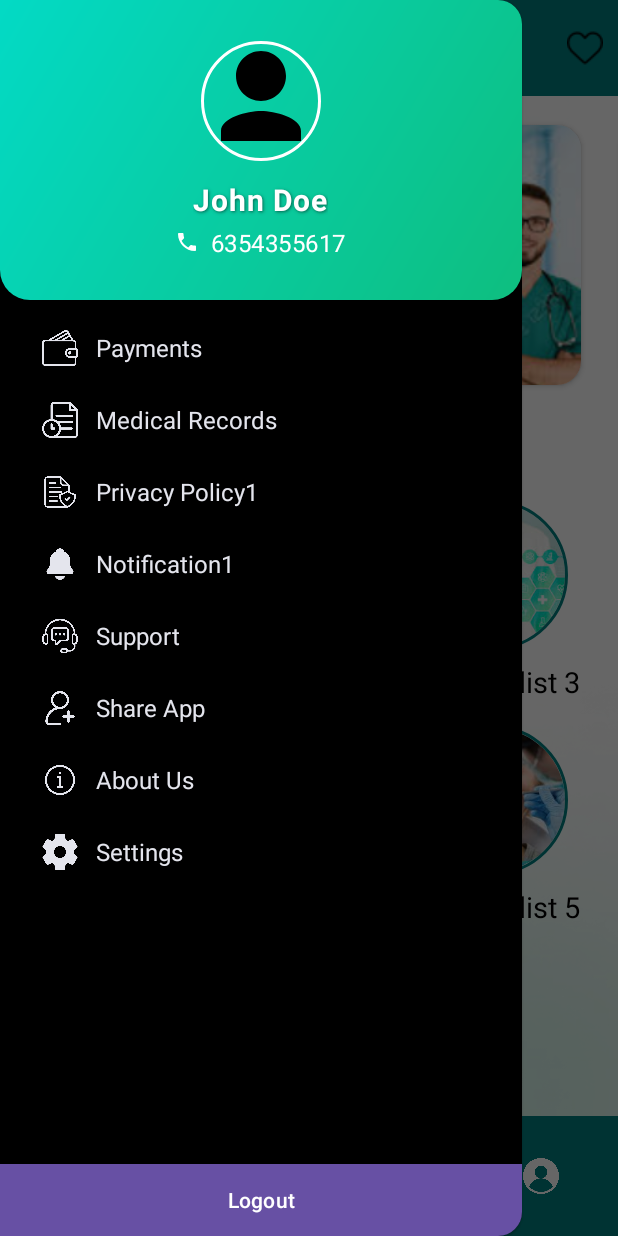
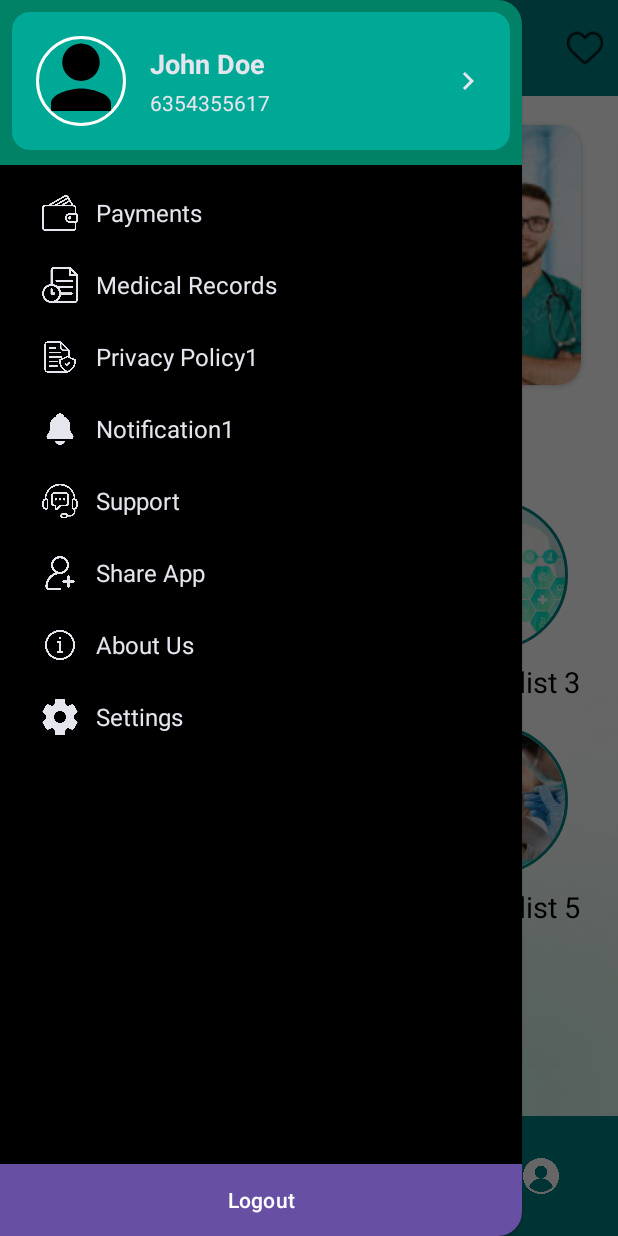
Before and after one commit to kunj-99/trueheal, an Android app: the MainActivity screen opened directly, with no data from a screen before it, with the side drawer open, on a phone screen of 412 x 824 dp. Run offline under Robolectric (Android 15) with nearby library versions, the phone set to English and light mode, and no system bars; our stand-ins replace CircleImageView.

Commit message:
erro solved

```diff
--- a/app/src/main/res/layout/appbar_header.xml
+++ b/app/src/main/res/layout/appbar_header.xml
@@ -1,49 +1,66 @@
-<LinearLayout xmlns:android="http://schemas.android.com/apk/res/android"
+<?xml version="1.0" encoding="utf-8"?>
+<LinearLayout
+    xmlns:android="http://schemas.android.com/apk/res/android"
     xmlns:app="http://schemas.android.com/apk/res-auto"
     android:layout_width="match_parent"
-    android:layout_height="200dp"
+    android:layout_height="110dp"
     android:orientation="vertical"
-    android:gravity="center"
-    android:background="@drawable/gradient_background"
+    android:background="#A902C39A"
+    android:padding="8dp">
+
+    <!-- Profile Header -->
+    <LinearLayout
+        android:id="@+id/ll_profile_section"
+        android:layout_width="match_parent"
+        android:layout_height="wrap_content"
+        android:orientation="horizontal"
+        android:background="@drawable/pr_bg_profile"
+
         android:padding="16dp"
-    android:fitsSystemWindows="true">
+        android:gravity="center_vertical">
 
-    <!-- Profile Image with Shadow -->
+        <!-- Profile Image -->
         <de.hdodenhof.circleimageview.CircleImageView
-        android:id="@+id/profile_image"
-        android:layout_width="80dp"
-        android:layout_height="80dp"
+            android:id="@+id/civ_profile"
+            android:layout_width="60dp"
+            android:layout_height="60dp"
             android:src="@drawable/pr_ic_profile_placeholder"
+            android:layout_marginEnd="16dp"
             app:civ_border_width="2dp"
-        app:civ_border_color="@android:color/white"
+            app:civ_border_color="#FFFFFF" />
 
-        android:contentDescription="Profile Image"
-        android:layout_marginBottom="12dp"/>
+        <!-- Profile Details -->
+        <LinearLayout
+            android:layout_width="0dp"
+            android:layout_height="wrap_content"
+            android:layout_weight="1"
+            android:orientation="vertical">
 
-    <!-- Name -->
             <TextView
+                android:id="@+id/tv_profile_name"
                 android:layout_width="wrap_content"
                 android:layout_height="wrap_content"
                 android:text="John Doe"
-        android:textColor="@android:color/white"
-        android:textSize="20sp"
-        android:textStyle="bold"
-        android:letterSpacing="0.03"
-        android:shadowColor="#80000000"
-        android:shadowDx="1"
-        android:shadowDy="1"
-        android:shadowRadius="2"
-        android:layout_marginBottom="4dp"/>
+                android:textSize="18sp"
+                android:textColor="@color/white"
+                android:textStyle="bold" />
 
-    <!-- Phone Number -->
             <TextView
+                android:id="@+id/tv_profile_email"
                 android:layout_width="wrap_content"
                 android:layout_height="wrap_content"
                 android:text="6354355617"
-        android:textColor="@android:color/white"
-        android:textSize="16sp"
-        android:letterSpacing="0.02"
-        android:drawableStart="@drawable/ic_phone"
-        android:drawablePadding="8dp"
-        android:drawableTint="@android:color/white"/>
+                android:textSize="14sp"
+                android:textColor="@color/white"
+                android:layout_marginTop="4dp" />
         </LinearLayout>
+
+        <!-- Arrow Icon -->
+        <ImageView
+            android:id="@+id/iv_profile_arrow"
+            android:layout_width="24dp"
+            android:layout_height="24dp"
+            android:src="@drawable/pr_right_arro"
+            app:tint="@color/white" />
+    </LinearLayout>
+</LinearLayout>
```
Lines whose indentation alone changed are shown as unchanged.
